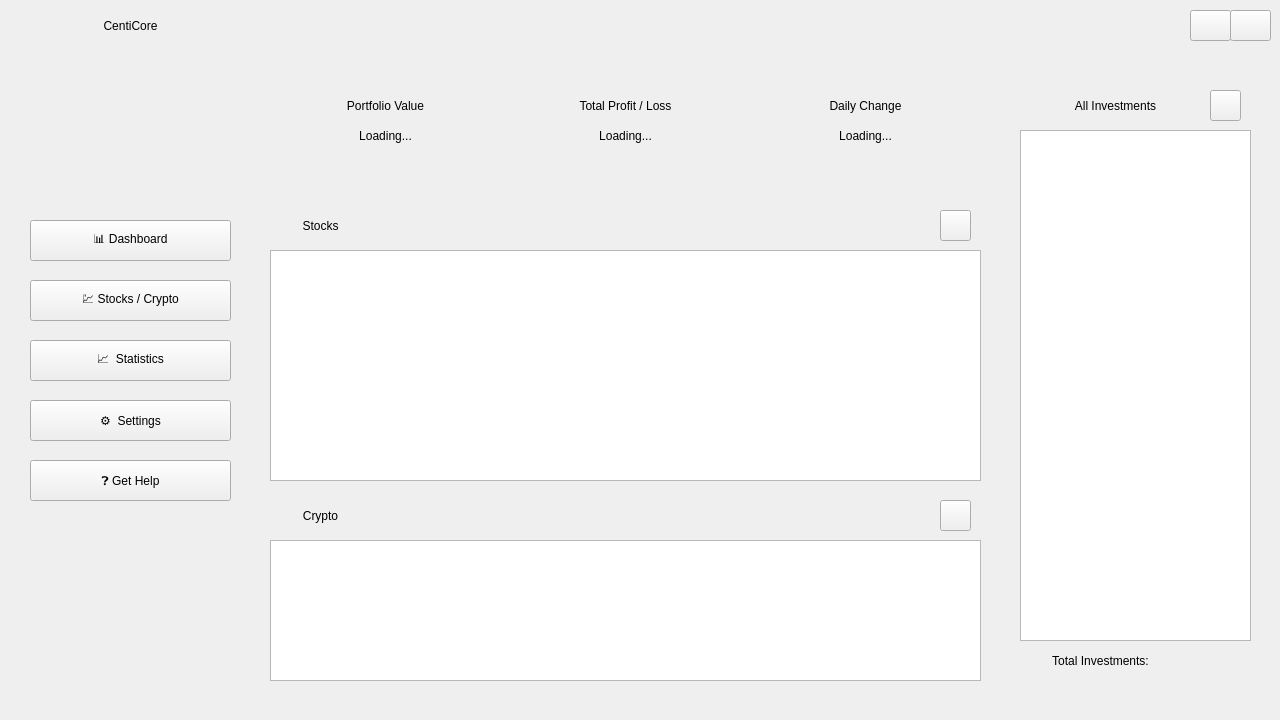
Qt form src/view/ui/asset_page.ui (OmerElmaliach/CentiCore) before a commit.
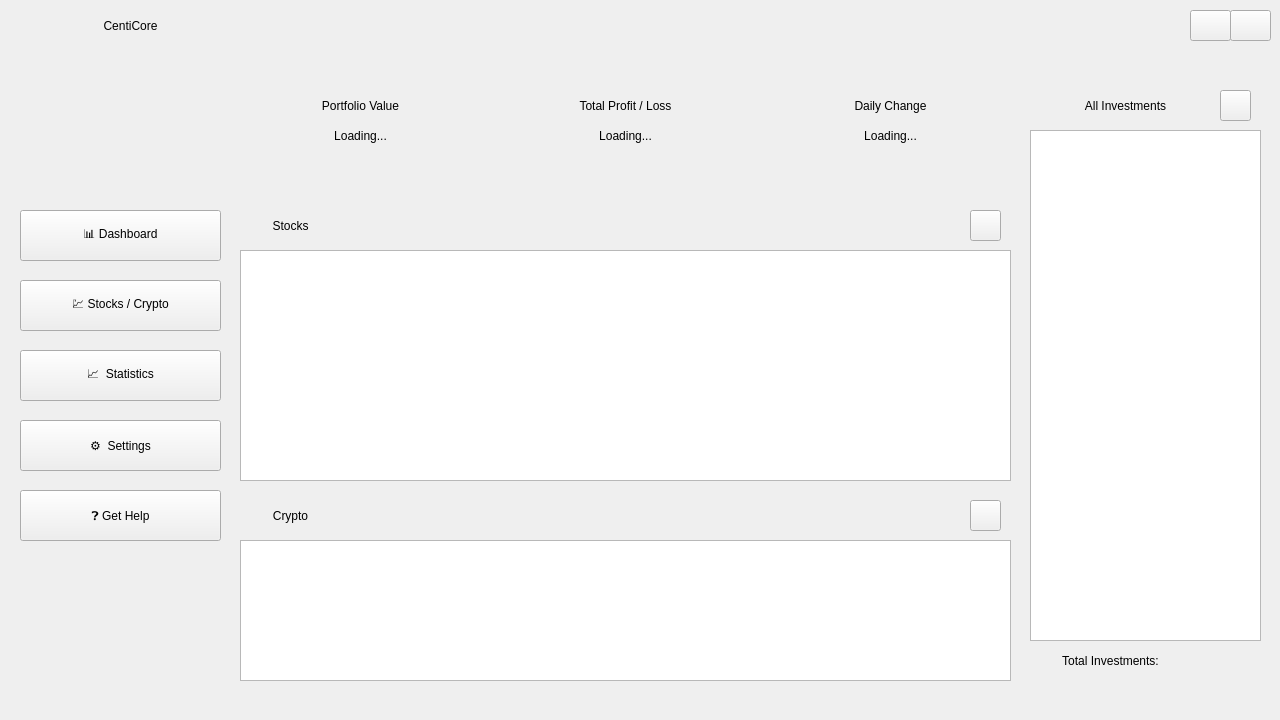
The same form after that commit. Icons and pictures are not drawn.

```diff
--- a/src/view/ui/asset_page.ui
+++ b/src/view/ui/asset_page.ui
@@ -122,9 +122,9 @@
    <widget class="QWidget" name="stocksWidget" native="true">
     <property name="geometry">
      <rect>
-      <x>270</x>
+      <x>240</x>
       <y>200</y>
-      <width>711</width>
+      <width>771</width>
       <height>281</height>
      </rect>
     </property>
@@ -133,7 +133,7 @@
       <rect>
        <x>0</x>
        <y>50</y>
-       <width>711</width>
+       <width>771</width>
        <height>231</height>
       </rect>
      </property>
@@ -172,7 +172,7 @@
      </property>
      <property name="geometry">
       <rect>
-       <x>670</x>
+       <x>730</x>
        <y>10</y>
        <width>31</width>
        <height>31</height>
@@ -196,9 +196,9 @@
    <widget class="QWidget" name="numsWidget" native="true">
     <property name="geometry">
      <rect>
-      <x>270</x>
+      <x>240</x>
       <y>80</y>
-      <width>711</width>
+      <width>771</width>
       <height>101</height>
      </rect>
     </property>
@@ -207,7 +207,7 @@
       <rect>
        <x>0</x>
        <y>0</y>
-       <width>231</width>
+       <width>241</width>
        <height>101</height>
       </rect>
      </property>
@@ -216,7 +216,7 @@
        <rect>
         <x>0</x>
         <y>40</y>
-        <width>231</width>
+        <width>241</width>
         <height>31</height>
        </rect>
       </property>
@@ -232,7 +232,7 @@
        <rect>
         <x>50</x>
         <y>10</y>
-        <width>131</width>
+        <width>141</width>
         <height>31</height>
        </rect>
       </property>
@@ -250,9 +250,9 @@
     <widget class="QWidget" name="balanceWidget" native="true">
      <property name="geometry">
       <rect>
-       <x>240</x>
+       <x>260</x>
        <y>0</y>
-       <width>231</width>
+       <width>251</width>
        <height>101</height>
       </rect>
      </property>
@@ -261,7 +261,7 @@
        <rect>
         <x>50</x>
         <y>10</y>
-        <width>131</width>
+        <width>151</width>
         <height>31</height>
        </rect>
       </property>
@@ -277,7 +277,7 @@
        <rect>
         <x>0</x>
         <y>40</y>
-        <width>231</width>
+        <width>251</width>
         <height>31</height>
        </rect>
       </property>
@@ -292,9 +292,9 @@
     <widget class="QWidget" name="changeWidget" native="true">
      <property name="geometry">
       <rect>
-       <x>480</x>
+       <x>530</x>
        <y>0</y>
-       <width>231</width>
+       <width>241</width>
        <height>101</height>
       </rect>
      </property>
@@ -303,7 +303,7 @@
        <rect>
         <x>0</x>
         <y>40</y>
-        <width>231</width>
+        <width>241</width>
         <height>31</height>
        </rect>
       </property>
@@ -319,7 +319,7 @@
        <rect>
         <x>50</x>
         <y>10</y>
-        <width>131</width>
+        <width>141</width>
         <height>31</height>
        </rect>
       </property>
@@ -338,7 +338,7 @@
    <widget class="QWidget" name="investsWidget" native="true">
     <property name="geometry">
      <rect>
-      <x>1020</x>
+      <x>1030</x>
       <y>80</y>
       <width>231</width>
       <height>601</height>
@@ -432,9 +432,9 @@
    <widget class="QWidget" name="cryptoWidget" native="true">
     <property name="geometry">
      <rect>
-      <x>270</x>
+      <x>240</x>
       <y>490</y>
-      <width>711</width>
+      <width>771</width>
       <height>191</height>
      </rect>
     </property>
@@ -443,7 +443,7 @@
       <rect>
        <x>0</x>
        <y>50</y>
-       <width>711</width>
+       <width>771</width>
        <height>141</height>
       </rect>
      </property>
@@ -488,7 +488,7 @@
      </property>
      <property name="geometry">
       <rect>
-       <x>670</x>
+       <x>730</x>
        <y>10</y>
        <width>31</width>
        <height>31</height>
@@ -512,10 +512,10 @@
    <widget class="QWidget" name="pageWidget" native="true">
     <property name="geometry">
      <rect>
-      <x>30</x>
+      <x>20</x>
       <y>200</y>
       <width>201</width>
-      <height>321</height>
+      <height>351</height>
      </rect>
     </property>
     <property name="autoFillBackground">
@@ -525,9 +525,9 @@
      <property name="geometry">
       <rect>
        <x>0</x>
-       <y>20</y>
+       <y>10</y>
        <width>201</width>
-       <height>41</height>
+       <height>51</height>
       </rect>
      </property>
      <property name="text">
@@ -540,7 +540,7 @@
        <x>0</x>
        <y>80</y>
        <width>201</width>
-       <height>41</height>
+       <height>51</height>
       </rect>
      </property>
      <property name="text">
@@ -551,9 +551,9 @@
      <property name="geometry">
       <rect>
        <x>0</x>
-       <y>140</y>
+       <y>150</y>
        <width>201</width>
-       <height>41</height>
+       <height>51</height>
       </rect>
      </property>
      <property name="text">
@@ -564,9 +564,9 @@
      <property name="geometry">
       <rect>
        <x>0</x>
-       <y>200</y>
+       <y>220</y>
        <width>201</width>
-       <height>41</height>
+       <height>51</height>
       </rect>
      </property>
      <property name="text">
@@ -577,9 +577,9 @@
      <property name="geometry">
       <rect>
        <x>0</x>
-       <y>260</y>
+       <y>290</y>
        <width>201</width>
-       <height>41</height>
+       <height>51</height>
       </rect>
      </property>
      <property name="text">
```
Left out of the diff: 19 changed lines with no effect on the pictures.
